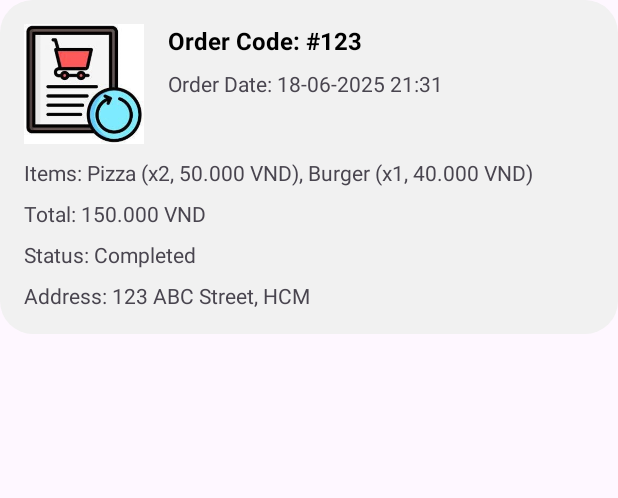
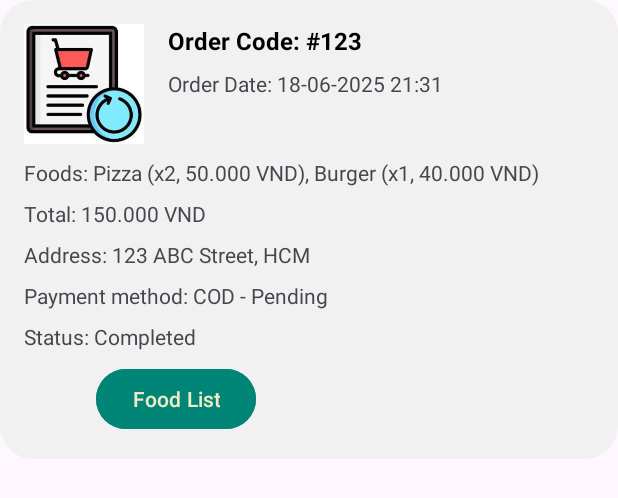
Before and after one commit to LaNaHau/Black_Shadow, an Android app: the layout item_order.xml on its own in the app's theme, with its tools: preview values and no code run, on a phone screen of 412 x 824 dp. Shown: the top 498 px of the screen. Run offline under Robolectric (Android 15) with nearby library versions, the phone set to English and light mode, and no system bars.

Commit message:
Update list oder view to rating

```diff
--- a/app/src/main/java/com/example/appfood/Activities/OrderListActivity.java
+++ b/app/src/main/java/com/example/appfood/Activities/OrderListActivity.java
@@ -97,6 +97,7 @@ public class OrderListActivity extends BaseActivity {
                             String phone = orderSnapshot.child("phone").getValue(String.class);
                             String address = orderSnapshot.child("address").getValue(String.class);
                             String status = orderSnapshot.child("status").getValue(String.class);
+                            String paymentMethod = orderSnapshot.child("paymentMethod").getValue(String.class);
 
                             double itemTotal = getDoubleValue(orderSnapshot, "itemTotal");
                             double tax = getDoubleValue(orderSnapshot, "tax");
@@ -112,6 +113,7 @@ public class OrderListActivity extends BaseActivity {
                             for (DataSnapshot foodSnapshot : foodListSnapshot.getChildren()) {
                                 Foods food = foodSnapshot.getValue(Foods.class);
                                 if (food != null) {
+
                                     foodList.add(food);
                                 }
                             }
@@ -120,6 +122,7 @@ public class OrderListActivity extends BaseActivity {
                                     itemTotal, tax, deliveryFee, totalAmount, orderTime, status,
                                     paymentConfirmTime, finalTotal);
 
+                            order.setPaymentMethod(paymentMethod);
                             orderList.add(order);
                             Log.d(TAG, "Loaded order: " + orderId + ", Status: " + status);
 
--- a/app/src/main/java/com/example/appfood/Adapter/FoodLisAdapter.java
+++ b/app/src/main/java/com/example/appfood/Adapter/FoodLisAdapter.java
@@ -18,6 +18,7 @@ import com.bumptech.glide.load.resource.bitmap.RoundedCorners;
 import com.example.appfood.Activities.DetailActivity;
 import com.example.appfood.Domain.Foods;
 import com.example.appfood.R;
+import com.example.appfood.Utils.Utils;
 
 import java.util.ArrayList;
 
@@ -46,7 +47,7 @@ public class FoodLisAdapter extends RecyclerView.Adapter<FoodLisAdapter.viewhole
 
             holder.titleTxt.setText(item.getTitle());
             holder.timeTxt.setText(item.getTimeValue() + " min");
-            holder.priceTxt.setText( String.format("%.0f", item.getPrice()) + " VND");
+            holder.priceTxt.setText(Utils.formatCurrency(item.getPrice()));
             holder.rateTxt.setText(String.valueOf(item.getStar()));
 
             Log.d(TAG, "Binding item: " + item.getTitle() + " | Price: " + item.getPrice());
--- a/app/src/main/res/layout/item_order.xml
+++ b/app/src/main/res/layout/item_order.xml
@@ -1,51 +1,53 @@
 <?xml version="1.0" encoding="utf-8"?>
 <androidx.constraintlayout.widget.ConstraintLayout xmlns:android="http://schemas.android.com/apk/res/android"
     xmlns:app="http://schemas.android.com/apk/res-auto"
+    xmlns:tools="http://schemas.android.com/tools"
+    android:id="@+id/item"
     android:layout_width="match_parent"
     android:layout_height="wrap_content"
-    android:padding="16dp"
     android:layout_marginBottom="8dp"
-    android:background="@drawable/grey_background">
+    android:background="@drawable/grey_background"
+    android:padding="16dp">
 
     <ImageView
         android:id="@+id/foodImage"
         android:layout_width="80dp"
         android:layout_height="80dp"
+        android:contentDescription="Food image"
         android:scaleType="centerCrop"
         android:src="@drawable/history_order"
-        android:contentDescription="Food image"
-        app:layout_constraintTop_toTopOf="parent"
-        app:layout_constraintStart_toStartOf="parent" />
+        app:layout_constraintStart_toStartOf="parent"
+        app:layout_constraintTop_toTopOf="parent" />
 
     <TextView
         android:id="@+id/orderIdTxt"
         android:layout_width="wrap_content"
         android:layout_height="wrap_content"
+        android:layout_marginStart="16dp"
         android:text="Order Code: #123"
+        android:textColor="@color/black"
         android:textSize="16sp"
         android:textStyle="bold"
-        android:textColor="@color/black"
-        android:layout_marginStart="16dp"
-        app:layout_constraintTop_toTopOf="parent"
-        app:layout_constraintStart_toEndOf="@id/foodImage" />
+        app:layout_constraintStart_toEndOf="@id/foodImage"
+        app:layout_constraintTop_toTopOf="parent" />
 
     <TextView
         android:id="@+id/orderTimeTxt"
         android:layout_width="wrap_content"
         android:layout_height="wrap_content"
+        android:layout_marginStart="16dp"
+        android:layout_marginTop="8dp"
         android:text="Order Date: 18-06-2025 21:31"
         android:textSize="14sp"
-        android:layout_marginStart="16dp"
-        android:layout_marginTop="8dp"
-        app:layout_constraintTop_toBottomOf="@id/orderIdTxt"
-        app:layout_constraintStart_toEndOf="@id/foodImage" />
+        app:layout_constraintStart_toEndOf="@id/foodImage"
+        app:layout_constraintTop_toBottomOf="@id/orderIdTxt" />
 
     <TextView
         android:id="@+id/foodListTxt"
         android:layout_width="0dp"
         android:layout_height="wrap_content"
         android:layout_marginTop="40dp"
-        android:text="Items: Pizza (x2, 50.000 VND), Burger (x1, 40.000 VND)"
+        android:text="Foods: Pizza (x2, 50.000 VND), Burger (x1, 40.000 VND)"
         android:textSize="14sp"
         app:layout_constraintEnd_toEndOf="parent"
         app:layout_constraintHorizontal_bias="0.0"
@@ -56,59 +58,82 @@
         android:id="@+id/finalTotalTxt"
         android:layout_width="wrap_content"
         android:layout_height="wrap_content"
+        android:layout_marginTop="8dp"
         android:text="Total: 150.000 VND"
         android:textSize="14dp"
-        android:layout_marginTop="8dp"
-        app:layout_constraintTop_toBottomOf="@id/foodListTxt"
-        app:layout_constraintStart_toStartOf="parent" />
+        app:layout_constraintStart_toStartOf="parent"
+        app:layout_constraintTop_toBottomOf="@id/foodListTxt" />
 
     <TextView
         android:id="@+id/statusTxt"
         android:layout_width="wrap_content"
         android:layout_height="wrap_content"
+        android:layout_marginTop="8dp"
         android:text="Status: Completed"
         android:textSize="14dp"
-        android:layout_marginTop="8dp"
-        app:layout_constraintTop_toBottomOf="@id/finalTotalTxt"
-        app:layout_constraintStart_toStartOf="parent" />
+        app:layout_constraintStart_toStartOf="@+id/paymentMethodTxt"
+        app:layout_constraintTop_toBottomOf="@+id/paymentMethodTxt" />
 
     <TextView
         android:id="@+id/addressTxt"
         android:layout_width="0dp"
         android:layout_height="wrap_content"
+        android:layout_marginTop="8dp"
         android:text="Address: 123 ABC Street, HCM"
         android:textSize="14dp"
-        android:layout_marginTop="8dp"
-        app:layout_constraintTop_toBottomOf="@id/statusTxt"
+        app:layout_constraintEnd_toEndOf="parent"
         app:layout_constraintStart_toStartOf="parent"
-        app:layout_constraintEnd_toEndOf="parent" />
+        app:layout_constraintTop_toBottomOf="@+id/finalTotalTxt" />
 
     <Button
         android:id="@+id/cancelButton"
         android:layout_width="wrap_content"
         android:layout_height="wrap_content"
+        android:layout_marginTop="8dp"
+        android:backgroundTint="@color/red"
         android:text="Cancel"
+        android:textColor="@color/white"
         android:textSize="14sp"
-        android:backgroundTint="@color/red"
-        android:textColor="@color/white"
         android:visibility="gone"
-        android:layout_marginTop="16dp"
-        app:layout_constraintTop_toBottomOf="@id/addressTxt"
-        app:layout_constraintStart_toStartOf="parent"
-        app:layout_constraintEnd_toEndOf="parent" />
+        app:layout_constraintEnd_toEndOf="parent"
+        app:layout_constraintStart_toEndOf="@+id/paymentMethodTxt"
+        app:layout_constraintTop_toBottomOf="@+id/statusTxt" />
 
     <Button
         android:id="@+id/receivedButton"
         android:layout_width="wrap_content"
         android:layout_height="wrap_content"
+        android:layout_marginTop="8dp"
+        android:layout_marginEnd="16dp"
+        android:backgroundTint="@color/colorPrimary"
         android:text="Received"
+        android:textColor="@color/white"
         android:textSize="14sp"
+        android:visibility="gone"
+        app:layout_constraintEnd_toEndOf="parent"
+        app:layout_constraintHorizontal_bias="0.623"
+        app:layout_constraintStart_toEndOf="@+id/paymentMethodTxt"
+        app:layout_constraintTop_toBottomOf="@+id/statusTxt" />
+
+    <TextView
+        android:id="@+id/paymentMethodTxt"
+        android:layout_width="wrap_content"
+        android:layout_height="wrap_content"
+        android:layout_marginTop="8dp"
+        android:text="Payment method: COD - Pending"
+        app:layout_constraintStart_toStartOf="@+id/addressTxt"
+        app:layout_constraintTop_toBottomOf="@+id/addressTxt" />
+
+    <Button
+        android:id="@+id/Foodsbutton"
+        android:layout_width="wrap_content"
+        android:layout_height="wrap_content"
+        android:layout_marginTop="8dp"
         android:backgroundTint="@color/colorPrimary"
-        android:textColor="@color/white"
-        android:visibility="gone"
-        android:layout_marginTop="16dp"
-        app:layout_constraintTop_toBottomOf="@id/addressTxt"
+        android:text="Food List"
+        app:layout_constraintBottom_toBottomOf="parent"
+        app:layout_constraintEnd_toEndOf="@+id/paymentMethodTxt"
         app:layout_constraintStart_toStartOf="parent"
-        app:layout_constraintEnd_toEndOf="parent" />
+        app:layout_constraintTop_toBottomOf="@+id/statusTxt" />
 
 </androidx.constraintlayout.widget.ConstraintLayout>
--- a/app/src/main/res/values/strings.xml
+++ b/app/src/main/res/values/strings.xml
@@ -1,5 +1,5 @@
 <resources>
-    <string name="app_name">SanSan</string>
+    <string name="app_name">FoodApp</string>
 
     <string name="hi_n_welcome_to_your_app">Hi,\nWelcome to your app</string>
 
```
Also changed, not shown: app/src/main/java/com/example/appfood/Activities/PaymentMethodActivity.java (+4 -8 lines), app/src/main/java/com/example/appfood/Adapter/FoodOrderListAdapter.java (added, +83 -0 lines), app/src/main/java/com/example/appfood/Adapter/OrderAdapter.java (+48 -16 lines), app/src/main/java/com/example/appfood/Domain/Order.java (+9 -0 lines), app/src/main/res/layout/dialog_food_list.xml (added, +13 -0 lines), app/src/main/res/layout/item_food_in_order.xml (added, +47 -0 lines).
